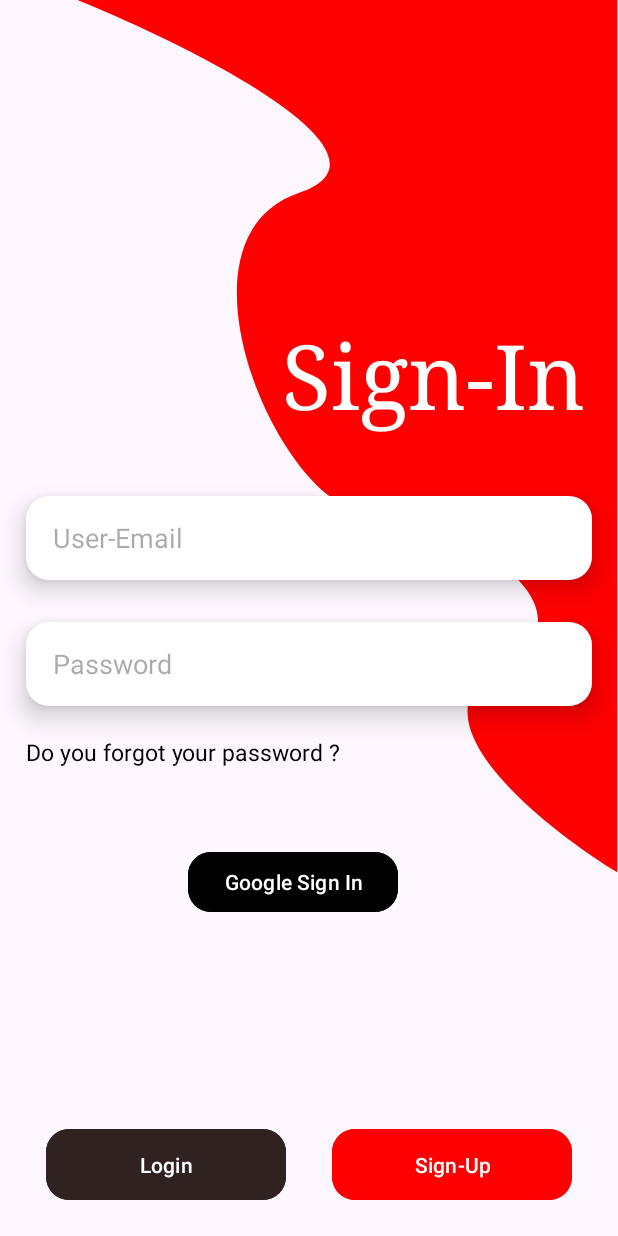
After one commit to LCB2021029-Badri/Online-Pay, an Android app: the layout activity_login_screen.xml on its own in the app's theme, with its tools: preview values and no code run, on a phone screen of 412 x 824 dp. The commit adds this screen. Run offline under Robolectric (Android 15) with nearby library versions, the phone set to English and light mode, and no system bars.

Commit message:
Second Commit

```diff
--- a/app/build.gradle
+++ b/app/build.gradle
@@ -1,6 +1,7 @@
 plugins {
     id 'com.android.application'
     id 'org.jetbrains.kotlin.android'
+    id 'com.google.gms.google-services'
 }
 
 android {
@@ -41,7 +42,11 @@ dependencies {
     implementation 'androidx.appcompat:appcompat:1.6.1'
     implementation 'com.google.android.material:material:1.9.0'
     implementation 'androidx.constraintlayout:constraintlayout:2.1.4'
+    implementation 'com.google.firebase:firebase-auth:22.3.0'
+    implementation 'com.google.android.gms:play-services-auth:20.7.0'
     testImplementation 'junit:junit:4.13.2'
     androidTestImplementation 'androidx.test.ext:junit:1.1.5'
     androidTestImplementation 'androidx.test.espresso:espresso-core:3.5.1'
+    // Also add the dependency for the Google Play services library and specify its version
+    implementation("com.google.android.gms:play-services-auth:20.7.0")
 }
--- /dev/null
+++ b/app/src/main/res/drawable/et_shape.xml
@@ -0,0 +1,8 @@
+<?xml version="1.0" encoding="utf-8"?>
+<shape xmlns:android="http://schemas.android.com/apk/res/android">
+
+    <solid android:color="@color/white"/>
+
+    <corners android:radius="15dp"/>
+
+</shape>
--- /dev/null
+++ b/app/src/main/res/drawable/login.xml
@@ -0,0 +1,9 @@
+<vector xmlns:android="http://schemas.android.com/apk/res/android"
+    android:width="360dp"
+    android:height="582dp"
+    android:viewportWidth="360"
+    android:viewportHeight="582">
+  <path
+      android:pathData="M147.5,128.5C220.7,103.7 79.33,32.5 -0.5,0H359.5V581.5C307.67,549.67 219.3,477.9 280.5,445.5C357,405 247,343.5 191.5,341C136,338.5 56,159.5 147.5,128.5Z"
+      android:fillColor="#FF0000"/>
+</vector>
--- /dev/null
+++ b/app/src/main/res/drawable/notificatio_logo.xml
@@ -0,0 +1,5 @@
+<vector android:height="24dp" android:tint="#000000"
+    android:viewportHeight="24" android:viewportWidth="24"
+    android:width="24dp" xmlns:android="http://schemas.android.com/apk/res/android">
+    <path android:fillColor="#FF000000" android:pathData="M17.6,11.48 L19.44,8.3a0.63,0.63 0,0 0,-1.09 -0.63l-1.88,3.24a11.43,11.43 0,0 0,-8.94 0L5.65,7.67a0.63,0.63 0,0 0,-1.09 0.63L6.4,11.48A10.81,10.81 0,0 0,1 20L23,20A10.81,10.81 0,0 0,17.6 11.48ZM7,17.25A1.25,1.25 0,1 1,8.25 16,1.25 1.25,0 0,1 7,17.25ZM17,17.25A1.25,1.25 0,1 1,18.25 16,1.25 1.25,0 0,1 17,17.25Z"/>
+</vector>
--- /dev/null
+++ b/app/src/main/res/layout/activity_login_screen.xml
@@ -0,0 +1,121 @@
+<?xml version="1.0" encoding="utf-8"?>
+<androidx.constraintlayout.widget.ConstraintLayout xmlns:android="http://schemas.android.com/apk/res/android"
+    xmlns:app="http://schemas.android.com/apk/res-auto"
+    xmlns:tools="http://schemas.android.com/tools"
+    android:layout_width="match_parent"
+    android:layout_height="match_parent"
+    tools:context=".LoginScreen">
+
+
+    <ImageView
+        android:id="@+id/imageView"
+        android:layout_width="wrap_content"
+        android:layout_height="wrap_content"
+        app:layout_constraintEnd_toEndOf="parent"
+        app:layout_constraintTop_toTopOf="parent"
+        app:srcCompat="@drawable/login" />
+
+    <TextView
+        android:id="@+id/sign_in"
+        android:layout_width="204dp"
+        android:layout_height="95dp"
+        android:layout_alignParentLeft="true"
+        android:layout_alignParentTop="true"
+        android:layout_marginTop="202dp"
+        android:layout_marginEnd="21dp"
+        android:fontFamily="serif"
+        android:gravity="center_horizontal|center_vertical"
+        android:text="Sign-In"
+        android:textColor="@color/white"
+        android:textSize="60sp"
+        app:layout_constraintEnd_toEndOf="parent"
+        app:layout_constraintTop_toTopOf="parent" />
+
+    <EditText
+        android:id="@+id/userEmailLogin"
+        android:layout_width="0dp"
+        android:layout_height="56dp"
+        android:layout_marginStart="17.5dp"
+        android:layout_marginTop="33dp"
+        android:layout_marginEnd="17.5dp"
+        android:background="@drawable/et_shape"
+        android:elevation="10dp"
+        android:ems="10"
+        android:hint="User-Email"
+        android:inputType="textPersonName"
+        android:paddingStart="18dp"
+        android:shadowColor="@color/black"
+        android:shadowDy="4"
+        app:layout_constraintEnd_toEndOf="parent"
+        app:layout_constraintHorizontal_bias="0.497"
+        app:layout_constraintStart_toStartOf="parent"
+        app:layout_constraintTop_toBottomOf="@+id/sign_in" />
+
+    <EditText
+        android:id="@+id/userPassLogin"
+        android:layout_width="0dp"
+        android:layout_height="56dp"
+        android:layout_marginTop="28dp"
+        android:background="@drawable/et_shape"
+        android:elevation="10dp"
+        android:ems="10"
+        android:hint="Password"
+        android:inputType="textPassword"
+        android:paddingStart="18dp"
+        android:shadowColor="@color/black"
+        android:shadowDy="4"
+        app:layout_constraintEnd_toEndOf="@+id/userEmailLogin"
+        app:layout_constraintStart_toStartOf="@+id/userEmailLogin"
+        app:layout_constraintTop_toBottomOf="@+id/userEmailLogin" />
+
+    <TextView
+        android:id="@+id/textView"
+        android:layout_width="wrap_content"
+        android:layout_height="wrap_content"
+        android:layout_marginTop="20dp"
+        android:text="Do you forgot your password ?"
+        android:textColor="@color/black"
+        android:textSize="15sp"
+        app:layout_constraintStart_toStartOf="@+id/userPassLogin"
+        app:layout_constraintTop_toBottomOf="@+id/userPassLogin" />
+
+    <Button
+        android:id="@+id/loginBtn"
+        android:layout_width="160dp"
+        android:layout_height="55dp"
+        android:layout_marginBottom="20dp"
+        android:backgroundTint="#312222"
+        android:text="Login"
+        app:cornerRadius="15dp"
+        app:layout_constraintBottom_toBottomOf="parent"
+        app:layout_constraintEnd_toStartOf="@+id/signUpBtn"
+        app:layout_constraintHorizontal_bias="0.5"
+        app:layout_constraintStart_toStartOf="parent" />
+
+    <Button
+        android:id="@+id/signUpBtn"
+        android:onClick="goToSignUp"
+        android:layout_width="160dp"
+        android:layout_height="55dp"
+        android:layout_marginBottom="20dp"
+        android:backgroundTint="#FF0000"
+        android:text="Sign-Up"
+        app:cornerRadius="15dp"
+        app:layout_constraintBottom_toBottomOf="parent"
+        app:layout_constraintEnd_toEndOf="parent"
+        app:layout_constraintHorizontal_bias="0.5"
+        app:layout_constraintStart_toEndOf="@+id/loginBtn" />
+
+    <Button
+        android:id="@+id/googleSignInBtn"
+        android:layout_width="wrap_content"
+        android:layout_height="wrap_content"
+        android:layout_marginTop="564dp"
+        android:text="Google Sign In"
+        app:layout_constraintEnd_toEndOf="parent"
+        app:layout_constraintHorizontal_bias="0.462"
+        android:backgroundTint="@color/black"
+        app:cornerRadius="15dp"
+        app:layout_constraintStart_toStartOf="parent"
+        app:layout_constraintTop_toTopOf="parent" />
+</androidx.constraintlayout.widget.ConstraintLayout>
--- a/app/src/main/res/values/strings.xml
+++ b/app/src/main/res/values/strings.xml
@@ -1,3 +1,4 @@
 <resources>
     <string name="app_name">Online Pay</string>
+    <string name="client_id">930320538734-uj4gn0ilhcqhi3kunf2i2t1helq5evul.apps.googleusercontent.com</string>
 </resources>
--- a/build.gradle
+++ b/build.gradle
@@ -1,4 +1,8 @@
-// Top-level build file where you can add configuration options common to all sub-projects/modules.
+buildscript {
+    dependencies {
+        classpath 'com.google.gms:google-services:4.4.0'
+    }
+}// Top-level build file where you can add configuration options common to all sub-projects/modules.
 plugins {
 id 'com.android.application' version '8.2.0' apply false
     id 'org.jetbrains.kotlin.android' version '1.9.10' apply false
```
Also changed, not shown: app/src/main/AndroidManifest.xml (+11 -2 lines), app/src/main/java/com/example/onlinepay/HomeScreen.kt (added, +11 -0 lines), app/src/main/java/com/example/onlinepay/LoginScreen.kt (added, +113 -0 lines), app/src/main/java/com/example/onlinepay/MainActivity.kt (+25 -1 lines), app/src/main/java/com/example/onlinepay/SignupScreen.kt (added, +11 -0 lines), app/src/main/res/drawable/signup.xml (added, +9 -0 lines), app/src/main/res/drawable/splashscreen.xml (added, +14 -0 lines), app/src/main/res/layout/activity_home_screen.xml (added, +9 -0 lines), app/src/main/res/layout/activity_main.xml (+22 -5 lines), app/src/main/res/layout/activity_signup_screen.xml (added, +9 -0 lines), app/src/main/res/drawable/logo.png (added), app/src/main/res/drawable/logoone.jpg (added), app/src/main/res/drawable/logotwo.png (added).
